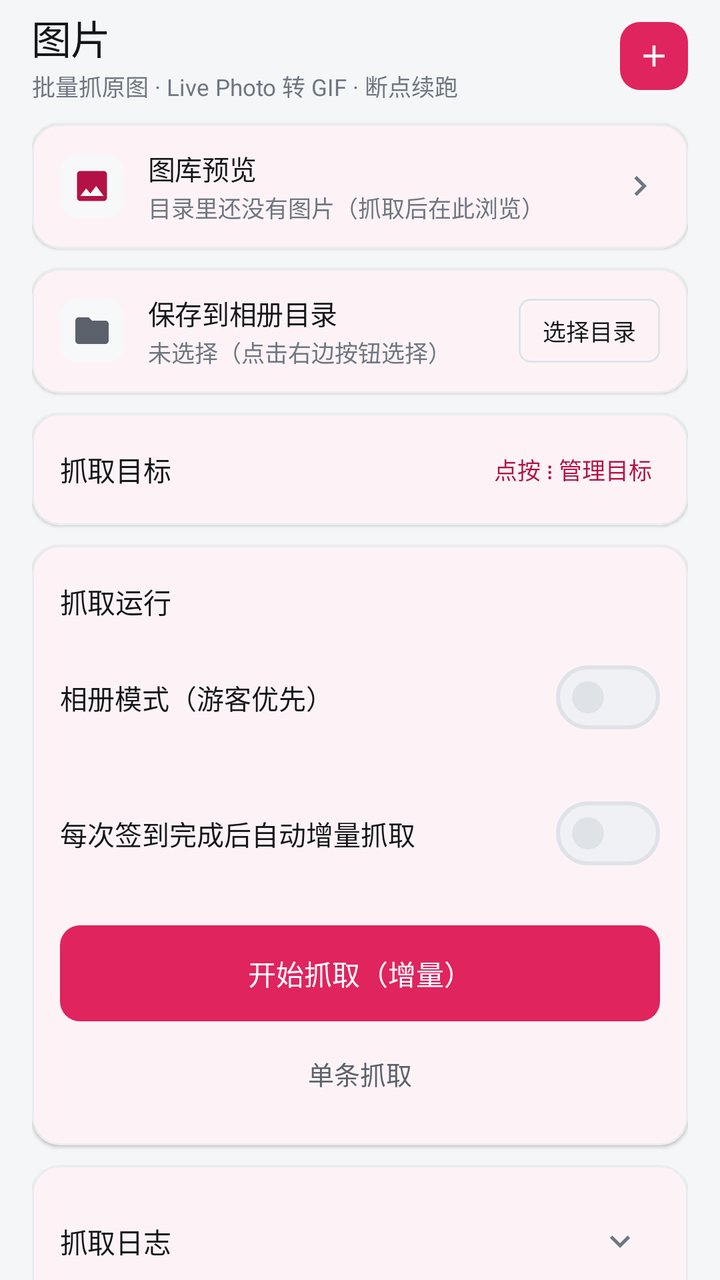
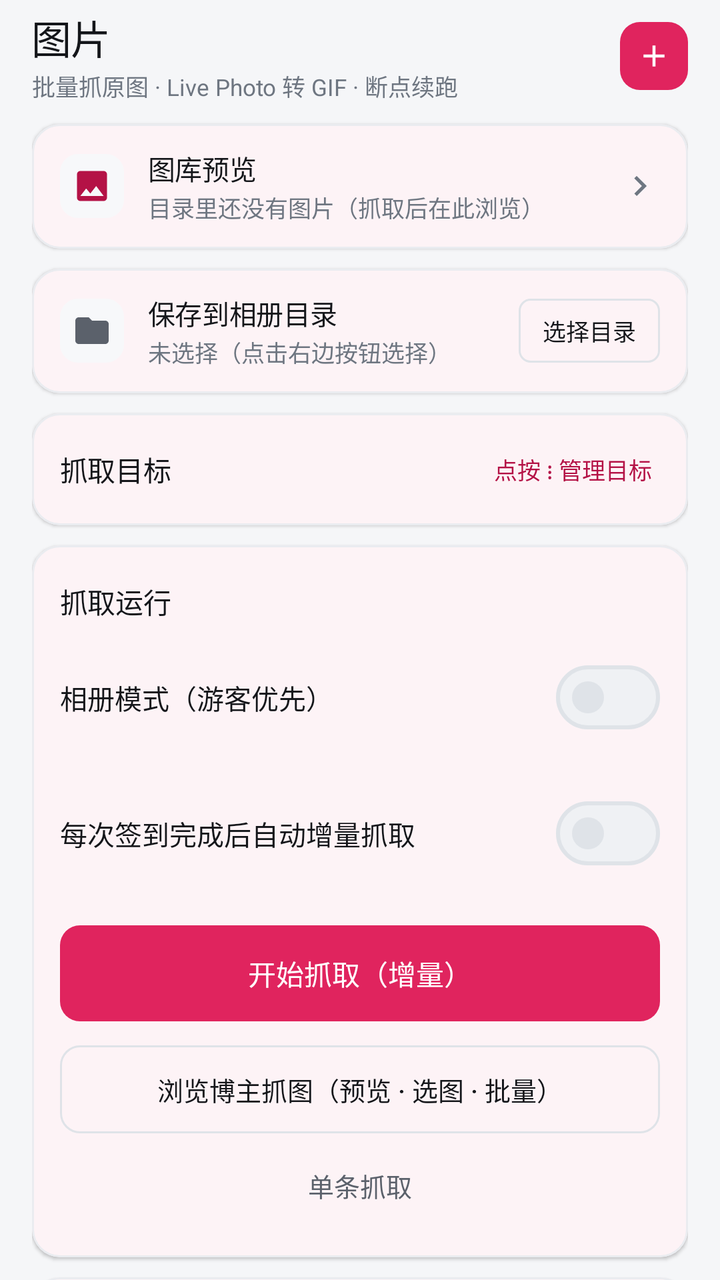

The first picture is an Android layout as it rendered before a commit; the second is the same layout after the commit. The layout source and the unified diff follow.
<!-- AndroidManifest.xml: application theme Theme.Wcm -->
<!-- res/layout/fragment_gallery.xml -->
<?xml version="1.0" encoding="utf-8"?>
<ScrollView xmlns:android="http://schemas.android.com/apk/res/android"
    xmlns:app="http://schemas.android.com/apk/res-auto"
    xmlns:tools="http://schemas.android.com/tools"
    android:layout_width="match_parent"
    android:layout_height="match_parent"
    android:fillViewport="true"
    android:scrollbars="none">

    <LinearLayout style="@style/Widget.Wcm.Page">

        
        <LinearLayout style="@style/Widget.Wcm.AppBar">

            <LinearLayout
                android:layout_width="0dp"
                android:layout_height="wrap_content"
                android:layout_weight="1"
                android:orientation="vertical">

                <TextView
                    style="@style/Widget.Wcm.Text.Display"
                    android:text="@string/page_gallery_title" />

                <TextView
                    style="@style/Widget.Wcm.Text.Hint"
                    android:layout_marginTop="1dp"
                    android:text="@string/crawl_intro" />
            </LinearLayout>

            <ImageButton
                android:id="@+id/btnAddTarget"
                style="@style/Widget.Wcm.IconButton"
                android:background="@drawable/bg_icon_button_brand"
                android:contentDescription="@string/cd_add_target"
                android:src="@drawable/ic_add"
                app:tint="@color/brand_on" />
        </LinearLayout>

        
        <com.google.android.material.card.MaterialCardView
            android:id="@+id/btnOpenGallery"
            style="@style/Widget.Wcm.Card.Clickable">

            <LinearLayout style="@style/Widget.Wcm.CardContent.Row">

                <FrameLayout style="@style/Widget.Wcm.IconTile">

                    <ImageView
                        android:layout_width="@dimen/icon_size_small"
                        android:layout_height="@dimen/icon_size_small"
                        android:layout_gravity="center"
                        android:contentDescription="@string/gallery_open"
                        android:src="@drawable/ic_image"
                        app:tint="@color/brand_strong" />
                </FrameLayout>

                <LinearLayout
                    android:layout_width="0dp"
                    android:layout_height="wrap_content"
                    android:layout_marginStart="@dimen/sp_3"
                    android:layout_weight="1"
                    android:orientation="vertical">

                    <TextView
                        style="@style/Widget.Wcm.Text.RowTitle"
                        android:text="@string/gallery_card_title" />

                    <TextView
                        android:id="@+id/tvGalleryCount"
                        style="@style/Widget.Wcm.Text.Hint"
                        android:layout_marginTop="1dp"
                        android:text="@string/gallery_count_none" />
                </LinearLayout>

                <ImageView
                    android:layout_width="@dimen/icon_size_small"
                    android:layout_height="@dimen/icon_size_small"
                    android:importantForAccessibility="no"
                    android:src="@drawable/ic_chevron_right"
                    app:tint="@color/ink_3" />
            </LinearLayout>
        </com.google.android.material.card.MaterialCardView>

        
        <com.google.android.material.card.MaterialCardView
            style="@style/Widget.Wcm.Card">

            <LinearLayout style="@style/Widget.Wcm.CardContent.Row">

                <FrameLayout style="@style/Widget.Wcm.IconTile">

                    <ImageView
                        android:layout_width="@dimen/icon_size_small"
                        android:layout_height="@dimen/icon_size_small"
                        android:layout_gravity="center"
                        android:importantForAccessibility="no"
                        android:src="@drawable/ic_folder"
                        app:tint="@color/ink_2" />
                </FrameLayout>

                <LinearLayout
                    android:layout_width="0dp"
                    android:layout_height="wrap_content"
                    android:layout_marginStart="@dimen/sp_3"
                    android:layout_weight="1"
                    android:orientation="vertical">

                    <TextView
                        style="@style/Widget.Wcm.Text.RowTitle"
                        android:text="@string/crawl_dir_title" />

                    <TextView
                        android:id="@+id/tvDirPath"
                        style="@style/Widget.Wcm.Text.Hint"
                        android:layout_marginTop="1dp"
                        android:text="@string/crawl_dir_empty" />

                    
                    <TextView
                        android:id="@+id/tvDirStatus"
                        style="@style/Widget.Wcm.Pill.Warn.Small"
                        android:layout_marginTop="@dimen/sp_1"
                        android:clickable="true"
                        android:focusable="true"
                        android:text="@string/crawl_saf_lost"
                        android:visibility="gone" />
                </LinearLayout>

                <com.google.android.material.button.MaterialButton
                    android:id="@+id/btnPickDir"
                    style="@style/Widget.Wcm.Button.Secondary.Small"
                    android:layout_marginStart="@dimen/sp_2"
                    android:text="@string/crawl_pick_dir" />
            </LinearLayout>
        </com.google.android.material.card.MaterialCardView>

        
        <com.google.android.material.card.MaterialCardView
            style="@style/Widget.Wcm.Card">

            <LinearLayout style="@style/Widget.Wcm.CardContent">

                <LinearLayout style="@style/Widget.Wcm.CardHead">

                    <TextView
                        android:id="@+id/tvTargetsTitle"
                        style="@style/Widget.Wcm.Text.SectionTitle"
                        android:layout_width="0dp"
                        android:layout_weight="1"
                        android:text="@string/crawl_targets_title" />

                    <TextView
                        style="@style/Widget.Wcm.Text.Link"
                        android:text="@string/crawl_target_hint_short" />
                </LinearLayout>

                <LinearLayout
                    android:id="@+id/crawlTargetList"
                    android:layout_width="match_parent"
                    android:layout_height="wrap_content"
                    android:orientation="vertical" />
            </LinearLayout>
        </com.google.android.material.card.MaterialCardView>

        
        <com.google.android.material.card.MaterialCardView
            style="@style/Widget.Wcm.Card">

            <LinearLayout style="@style/Widget.Wcm.CardContent">

                <LinearLayout style="@style/Widget.Wcm.CardHead">

                    <TextView
                        style="@style/Widget.Wcm.Text.SectionTitle"
                        android:layout_width="0dp"
                        android:layout_weight="1"
                        android:text="@string/crawl_run_title" />
                </LinearLayout>

                
                <LinearLayout
                    android:id="@+id/rowCrawlMode"
                    style="@style/Widget.Wcm.ListRow"
                    android:foreground="@drawable/fg_row_divider">

                    <TextView
                        android:id="@+id/tvCrawlMode"
                        style="@style/Widget.Wcm.Text.Body"
                        android:layout_width="0dp"
                        android:layout_weight="1"
                        android:text="@string/crawl_mode_album" />

                    <com.google.android.material.materialswitch.MaterialSwitch
                        android:id="@+id/switchCrawlMode"
                        android:layout_width="wrap_content"
                        android:layout_height="wrap_content"
                        android:layout_marginStart="@dimen/sp_2" />
                </LinearLayout>

                
                <LinearLayout
                    android:id="@+id/rowCrawlAuto"
                    style="@style/Widget.Wcm.ListRow"
                    android:foreground="@drawable/fg_row_divider">

                    <TextView
                        style="@style/Widget.Wcm.Text.Body"
                        android:layout_width="0dp"
                        android:layout_weight="1"
                        android:text="@string/crawl_auto_after_checkin" />

                    <com.google.android.material.materialswitch.MaterialSwitch
                        android:id="@+id/switchCrawlAuto"
                        android:layout_width="wrap_content"
                        android:layout_height="wrap_content"
                        android:layout_marginStart="@dimen/sp_2" />
                </LinearLayout>

                
                <LinearLayout
                    android:id="@+id/crawlProgressBox"
                    android:layout_width="match_parent"
                    android:layout_height="wrap_content"
                    android:layout_marginTop="@dimen/sp_2"
                    android:orientation="vertical"
                    android:visibility="gone">

                    <com.google.android.material.progressindicator.LinearProgressIndicator
                        android:id="@+id/prCrawl"
                        style="@style/Widget.Wcm.Progress"
                        android:indeterminate="false"
                        android:max="100"
                        android:progress="0" />

                    <TextView
                        android:id="@+id/tvCrawlStep"
                        style="@style/Widget.Wcm.Text.Hint.SingleLine"
                        android:layout_marginTop="@dimen/sp_2" />

                    <TextView
                        android:id="@+id/tvCrawlTarget"
                        style="@style/Widget.Wcm.Text.Hint.SingleLine"
                        android:layout_marginTop="2dp" />
                </LinearLayout>

                
                <LinearLayout
                    android:id="@+id/crawlRetryRow"
                    android:layout_width="match_parent"
                    android:layout_height="wrap_content"
                    android:layout_marginTop="@dimen/sp_2"
                    android:gravity="center_vertical"
                    android:orientation="horizontal"
                    android:visibility="gone">

                    <TextView
                        android:id="@+id/tvRetryCount"
                        style="@style/Widget.Wcm.Text.Hint"
                        android:layout_width="0dp"
                        android:layout_weight="1" />

                    <com.google.android.material.button.MaterialButton
                        android:id="@+id/btnRetryFailed"
                        style="@style/Widget.Wcm.Button.Secondary.Small"
                        android:text="@string/crawl_retry_action" />
                </LinearLayout>

                <com.google.android.material.button.MaterialButton
                    android:id="@+id/btnCrawlStart"
                    style="@style/Widget.Wcm.Button.Primary.Large"
                    android:layout_width="match_parent"
                    android:layout_marginTop="@dimen/sp_3"
                    android:text="@string/crawl_start" />

                <com.google.android.material.button.MaterialButton
                    android:id="@+id/btnCrawlStop"
                    style="@style/Widget.Wcm.Button.Danger"
                    android:layout_width="match_parent"
                    android:layout_marginTop="@dimen/sp_3"
                    android:text="@string/crawl_stop"
                    android:visibility="gone"
                    app:icon="@drawable/ic_stop" />

                <com.google.android.material.button.MaterialButton
                    android:id="@+id/btnSinglePost"
                    style="@style/Widget.Wcm.Button.Text"
                    android:layout_width="match_parent"
                    android:layout_marginTop="@dimen/sp_1"
                    android:text="@string/single_title" />
            </LinearLayout>
        </com.google.android.material.card.MaterialCardView>

        
        <com.google.android.material.card.MaterialCardView
            style="@style/Widget.Wcm.Card">

            <LinearLayout style="@style/Widget.Wcm.CardContent">

                <LinearLayout
                    android:id="@+id/crawlLogHeader"
                    style="@style/Widget.Wcm.LogHeader"
                    android:contentDescription="@string/cd_crawl_log_collapsed">

                    <TextView
                        style="@style/Widget.Wcm.Text.SectionTitle"
                        android:layout_width="0dp"
                        android:layout_weight="1"
                        android:text="@string/crawl_log_title" />

                    <ImageButton
                        android:id="@+id/btnCrawlLogToggle"
                        style="@style/Widget.Wcm.IconButton.Row"
                        android:clickable="false"
                        android:focusable="false"
                        android:importantForAccessibility="no"
                        android:src="@drawable/ic_expand_more"
                        app:tint="@color/ink_3" />
                </LinearLayout>

                <TextView
                    android:id="@+id/tvCrawlLogSummary"
                    style="@style/Widget.Wcm.Text.Hint.SingleLine"
                    android:text="@string/log_empty" />

                
                <ScrollView
                    android:id="@+id/crawlLogScroll"
                    style="@style/Widget.Wcm.CrawlLogScroll"
                    android:visibility="gone"
                    tools:ignore="NestedScrolling">

                    <TextView
                        android:id="@+id/crawlLog"
                        style="@style/Widget.Wcm.Text.Log"
                        android:text="@string/log_empty" />
                </ScrollView>
            </LinearLayout>
        </com.google.android.material.card.MaterialCardView>
    </LinearLayout>
</ScrollView>
<!-- resources referenced by this layout -->
<resources>
  <color name="brand_on">#FFFFFF</color>
  <color name="brand_strong">#B41246</color>
  <color name="ink_2">#5B616B</color>
  <color name="ink_3">#6E7681</color>
  <dimen name="icon_size_small">20dp</dimen>
  <dimen name="sp_1">4dp</dimen>
  <dimen name="sp_2">8dp</dimen>
  <dimen name="sp_3">12dp</dimen>
  <string name="cd_add_target">添加抓取目标</string>
  <string name="cd_crawl_log_collapsed">抓取日志，已收起，点按展开</string>
  <string name="crawl_auto_after_checkin">每次签到完成后自动增量抓取</string>
  <string name="crawl_dir_empty">未选择（点击右边按钮选择）</string>
  <string name="crawl_dir_title">保存到相册目录</string>
  <string name="crawl_intro">批量抓原图 · Live Photo 转 GIF · 断点续跑</string>
  <string name="crawl_log_title">抓取日志</string>
  <string name="crawl_mode_album">相册模式（游客优先）</string>
  <string name="crawl_pick_dir">选择目录</string>
  <string name="crawl_retry_action">立即重试</string>
  <string name="crawl_run_title">抓取运行</string>
  <string name="crawl_saf_lost">目录授权已失效，抓取会失败</string>
  <string name="crawl_start">开始抓取（增量）</string>
  <string name="crawl_stop">停止</string>
  <string name="crawl_target_hint_short">点按 ⋮ 管理目标</string>
  <string name="crawl_targets_title">抓取目标</string>
  <string name="gallery_card_title">图库预览</string>
  <string name="gallery_count_none">目录里还没有图片（抓取后在此浏览）</string>
  <string name="gallery_open">打开图库</string>
  <string name="log_empty">（暂无日志）</string>
  <string name="page_gallery_title">图片</string>
  <string name="single_title">单条抓取</string>
  <color name="brand">#E0245E</color>
  <dimen name="radius_s">10dp</dimen>
  <color name="line">#EAECF0</color>
  <dimen name="appbar_height">48dp</dimen>
  <color name="danger_soft">#FDECEA</color>
  <color name="danger_text">#B42318</color>
  <dimen name="touch_min">48dp</dimen>
  <style name="TextAppearance.Wcm.Button.Large" parent="TextAppearance.Wcm.Button">
          <item name="android:textSize">14sp</item>
      </style>
  <dimen name="btn_height_sm">32dp</dimen>
  <dimen name="radius_xs">6dp</dimen>
  <dimen name="card_gap">10dp</dimen>
  <dimen name="card_radius">14dp</dimen>
  <color name="surface">#FFFFFF</color>
  <dimen name="card_padding">14dp</dimen>
  <dimen name="crawl_log_window_height">190dp</dimen>
  <dimen name="appbar_icon_button">34dp</dimen>
  <dimen name="icon_tile">32dp</dimen>
  <dimen name="list_row_min_height">52dp</dimen>
  <dimen name="list_row_padding_vertical">10dp</dimen>
  <dimen name="page_padding_horizontal">16dp</dimen>
  <dimen name="page_padding_top">4dp</dimen>
  <dimen name="page_padding_bottom">24dp</dimen>
  <dimen name="pill_height_sm">20dp</dimen>
  <dimen name="progress_thickness">6dp</dimen>
  <color name="surface_3">#EFF1F4</color>
  <color name="ink">#14161A</color>
  <color name="brand_soft">#FDECF1</color>
  <color name="bg">#F5F6F8</color>
  <color name="surface_2">#F7F8FA</color>
  <color name="line_2">#DFE3E8</color>
  <color name="danger">#B42318</color>
  <style name="ShapeAppearance.Wcm.Small" parent="">
          <item name="cornerFamily">rounded</item>
          <item name="cornerSize">@dimen/radius_s</item>
      </style>
  <style name="ShapeAppearance.Wcm.Medium" parent="">
          <item name="cornerFamily">rounded</item>
          <item name="cornerSize">@dimen/radius_m</item>
      </style>
  <style name="ShapeAppearance.Wcm.Large" parent="">
          <item name="cornerFamily">rounded</item>
          <item name="cornerSize">@dimen/radius_l</item>
      </style>
  <dimen name="btn_height">44dp</dimen>
  <dimen name="icon_tile_radius">9dp</dimen>
  <color name="warn_text">#C2410C</color>
  <color name="console_ink">#C8D0DB</color>
  <dimen name="radius_m">14dp</dimen>
  <dimen name="radius_l">18dp</dimen>
  <color name="console_bg">#0E1116</color>
  <dimen name="pill_height">23dp</dimen>
  <dimen name="pill_padding_horizontal">9dp</dimen>
  <color name="warn_soft">#FDF1E3</color>
  <dimen name="radius_full">999dp</dimen>
  <dimen name="radius_xl">24dp</dimen>
  <!-- unchanged entries left out for length: 55 -->
</resources>

<!-- the commit's change to res/layout/fragment_gallery.xml (unified diff, before → after) -->
@@ -283,6 +283,13 @@
                     app:icon="@drawable/ic_stop" />
 
                 <com.google.android.material.button.MaterialButton
+                    android:id="@+id/btnBrowseAuthor"
+                    style="@style/Widget.Wcm.Button.Secondary"
+                    android:layout_width="match_parent"
+                    android:layout_marginTop="@dimen/sp_3"
+                    android:text="@string/browse_entry" />
+
+                <com.google.android.material.button.MaterialButton
                     android:id="@+id/btnSinglePost"
                     style="@style/Widget.Wcm.Button.Text"
                     android:layout_width="match_parent"
<!-- resource entries referenced after the edit -->
@@ -8,6 +8,7 @@
   <dimen name="sp_1">4dp</dimen>
   <dimen name="sp_2">8dp</dimen>
   <dimen name="sp_3">12dp</dimen>
+  <string name="browse_entry">浏览博主抓图（预览 · 选图 · 批量）</string>
   <string name="cd_add_target">添加抓取目标</string>
   <string name="cd_crawl_log_collapsed">抓取日志，已收起，点按展开</string>
   <string name="crawl_auto_after_checkin">每次签到完成后自动增量抓取</string>
